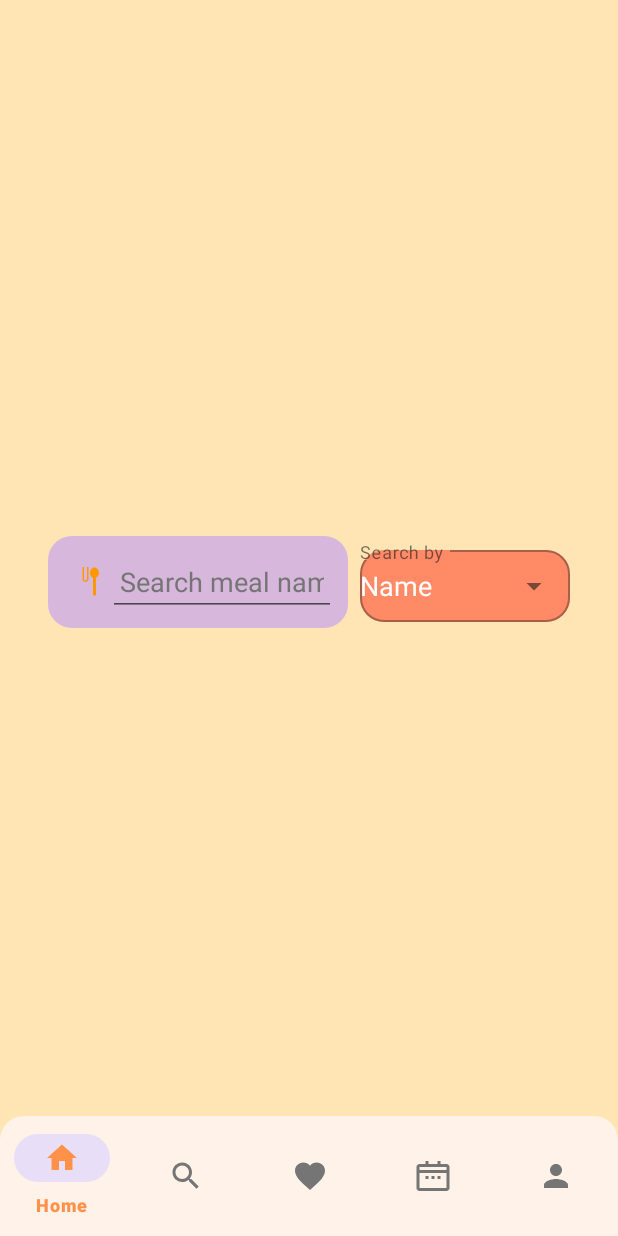
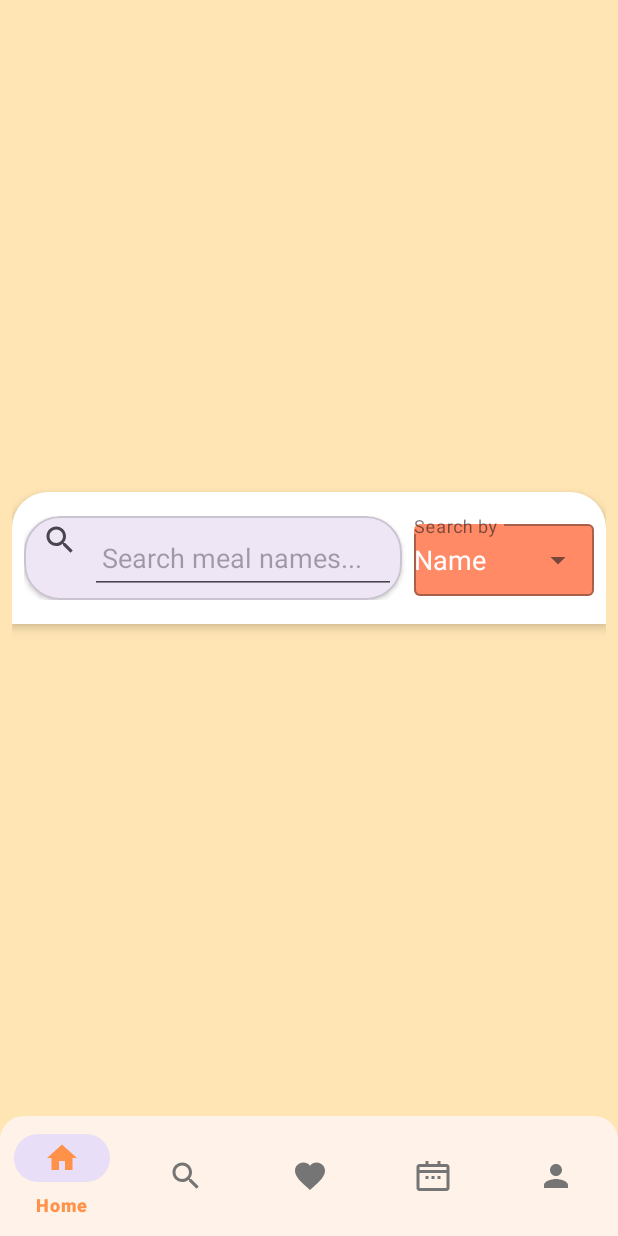
Before and after one commit to YasmeenYasser611/GustoGuru, an Android app: the fragment SearchFragment placed in its activity, on a phone screen of 412 x 824 dp. Run offline under Robolectric (Android 15) with nearby library versions, the light colour scheme and no system bars; our stand-ins replace Firebase (no records; nobody signed in at launch, a user with empty details on screens opened directly), Room's generated code; pictures from the network do not load; 1 statement that could not run was skipped.

Commit message:
search functionality improvments

```diff
--- a/app/src/main/java/com/example/gustoguru/features/search/view/SearchFragment.java
+++ b/app/src/main/java/com/example/gustoguru/features/search/view/SearchFragment.java
@@ -2,6 +2,7 @@ package com.example.gustoguru.features.search.view;
 
 import android.content.Context;
 import android.os.Bundle;
+import android.os.Handler;
 import android.text.Editable;
 import android.text.TextWatcher;
 import android.view.Gravity;
@@ -18,6 +19,7 @@ import android.widget.ImageButton;
 import android.widget.ImageView;
 import android.widget.LinearLayout;
 import android.widget.ProgressBar;
+import android.widget.TextView;
 import android.widget.Toast;
 
 import androidx.annotation.NonNull;
@@ -44,6 +46,7 @@ import com.google.android.material.textfield.TextInputEditText;
 import java.util.ArrayList;
 import java.util.List;
 
+
 public class SearchFragment extends Fragment implements SearchView {
     // Views
     private RecyclerView searchResultsRecyclerView;
@@ -54,10 +57,12 @@ public class SearchFragment extends Fragment implements SearchView {
     private ImageView searchIcon;
     private RecyclerView suggestionsRecyclerView;
     private MaterialAutoCompleteTextView searchMethodSpinner;
+    private TextView suggestionsTitle;
 
     // Adapters
     private SearchAdapter adapter;
     private SuggestionAdapter suggestionAdapter;
+
 
     // Presenter
     private SearchPresenter presenter;
@@ -104,6 +109,12 @@ public class SearchFragment extends Fragment implements SearchView {
         searchIcon = view.findViewById(R.id.searchIcon);
         suggestionsRecyclerView = view.findViewById(R.id.suggestionsRecyclerView);
         searchMethodSpinner = view.findViewById(R.id.searchMethodSpinner);
+
+        // Initialize suggestionsTitle safely
+        suggestionsTitle = view.findViewById(R.id.suggestionsTitle);
+        if (suggestionsTitle != null) {
+            suggestionsTitle.setVisibility(View.GONE);
+        }
 
         // Set initial state
         btnCloseSearch.setVisibility(View.GONE);
@@ -248,6 +259,9 @@ public class SearchFragment extends Fragment implements SearchView {
         params.gravity = Gravity.TOP;
         params.topMargin = getResources().getDimensionPixelSize(R.dimen.search_margin_top);
         searchContainer.setLayoutParams(params);
+        if (suggestionAdapter.getItemCount() > 0) {
+            suggestionsTitle.setVisibility(View.VISIBLE);
+        }
 
         showKeyboard();
     }
@@ -265,6 +279,8 @@ public class SearchFragment extends Fragment implements SearchView {
         FrameLayout.LayoutParams params = (FrameLayout.LayoutParams) searchContainer.getLayoutParams();
         params.topMargin = getResources().getDimensionPixelSize(R.dimen.search_margin_top);
         searchContainer.setLayoutParams(params);
+        suggestionsTitle.setVisibility(View.GONE);
+        suggestionAdapter.updateSuggestions(new ArrayList<>());
 
         hideKeyboard();
     }
@@ -319,6 +335,8 @@ public class SearchFragment extends Fragment implements SearchView {
     @Override
     public void showSearchResults(List<FilteredMeal> meals) {
         requireActivity().runOnUiThread(() -> {
+            suggestionsTitle.setVisibility(View.GONE); // Hide when showing results
+            suggestionsRecyclerView.setVisibility(View.GONE);
             if (meals == null || meals.isEmpty()) {
                 showError("No meals found");
             } else {
@@ -348,6 +366,9 @@ public class SearchFragment extends Fragment implements SearchView {
     @Override
     public void showSuggestions(List<String> suggestions) {
         requireActivity().runOnUiThread(() -> {
+            boolean hasSuggestions = suggestions != null && !suggestions.isEmpty();
+            suggestionsTitle.setVisibility(hasSuggestions ? View.VISIBLE : View.GONE);
+            suggestionsRecyclerView.setVisibility(hasSuggestions ? View.VISIBLE : View.GONE);
             suggestionAdapter.updateSuggestions(suggestions);
         });
     }
--- /dev/null
+++ b/app/src/main/res/drawable/bg_search_header.xml
@@ -0,0 +1,9 @@
+<?xml version="1.0" encoding="utf-8"?>
+<shape xmlns:android="http://schemas.android.com/apk/res/android">
+    <solid android:color="@color/white"/>
+    <corners
+        android:bottomLeftRadius="0dp"
+        android:bottomRightRadius="0dp"
+        android:topLeftRadius="24dp"
+        android:topRightRadius="24dp"/>
+</shape>
--- /dev/null
+++ b/app/src/main/res/drawable/bg_suggestions.xml
@@ -0,0 +1,8 @@
+<?xml version="1.0" encoding="utf-8"?>
+<shape xmlns:android="http://schemas.android.com/apk/res/android">
+    <solid android:color="#DDFFFFFF"/> <!-- Semi-transparent white -->
+    <corners android:radius="24dp"/>
+    <stroke
+        android:width="1dp"
+        android:color="#10000000"/> <!-- Very subtle border -->
+</shape>
--- a/app/src/main/res/layout/fragment_search.xml
+++ b/app/src/main/res/layout/fragment_search.xml
@@ -1,97 +1,93 @@
+<?xml version="1.0" encoding="utf-8"?>
 <FrameLayout xmlns:android="http://schemas.android.com/apk/res/android"
     xmlns:app="http://schemas.android.com/apk/res-auto"
     android:layout_width="match_parent"
     android:layout_height="match_parent"
     android:background="@color/soft_peach"
-    android:padding="16dp">
+    android:padding="8dp">
 
-    <!-- Results Grid -->
+    <!-- Results Grid (now shows immediately below search bar) -->
     <androidx.recyclerview.widget.RecyclerView
         android:id="@+id/searchResultsRecyclerView"
         android:layout_width="match_parent"
         android:layout_height="match_parent"
         android:clipToPadding="false"
-        android:paddingTop="160dp"
+        android:paddingTop="120dp"
+        android:paddingHorizontal="4dp"
         app:layoutManager="androidx.recyclerview.widget.GridLayoutManager"
         app:spanCount="2" />
 
-    <!-- Search Bar Container -->
-
-    <!-- Horizontal Suggestions -->
-
+    <!-- Search Header Container -->
     <LinearLayout
         android:id="@+id/searchContainer"
         android:layout_width="match_parent"
         android:layout_height="wrap_content"
         android:layout_gravity="top"
-
-        android:layout_marginTop="24dp"
-        android:background="@android:color/transparent"
-        android:clipToPadding="true"
-        android:elevation="8dp"
         android:orientation="vertical"
-        android:padding="16dp">
+        android:background="@drawable/bg_search_header"
+        android:elevation="4dp"
+        android:padding="8dp">
 
         <!-- Search Bar and Spinner -->
         <LinearLayout
             android:layout_width="match_parent"
             android:layout_height="wrap_content"
-            android:layout_marginBottom="8dp"
-            android:gravity="center_vertical"
-            android:orientation="horizontal">
+            android:orientation="horizontal"
+            android:paddingTop="8dp">
 
             <!-- Search Box -->
-            <LinearLayout
+            <com.google.android.material.card.MaterialCardView
                 android:layout_width="0dp"
                 android:layout_height="wrap_content"
                 android:layout_weight="1"
-                android:background="@drawable/bg_flat_input"
-                android:gravity="center_vertical"
+                app:cardCornerRadius="24dp"
+                app:cardElevation="2dp">
+
+                <LinearLayout
+                    android:layout_width="match_parent"
+                    android:layout_height="wrap_content"
                     android:orientation="horizontal"
-                android:padding="8dp">
+                    android:padding="4dp">
 
                     <ImageView
                         android:id="@+id/searchIcon"
                         android:layout_width="24dp"
                         android:layout_height="24dp"
                         android:layout_marginStart="8dp"
-                    android:src="@drawable/ic_search_emoji" />
+                        android:layout_marginEnd="8dp"
+                        android:src="@drawable/ic_search" />
 
                     <com.google.android.material.textfield.TextInputEditText
                         android:id="@+id/searchEditText"
                         android:layout_width="match_parent"
-                    android:layout_height="wrap_content"
+                        android:layout_height="48dp"
                         android:hint="Search meal names..."
                         android:imeOptions="actionSearch"
                         android:inputType="text"
                         android:paddingStart="8dp"
                         android:paddingEnd="8dp"
-                    android:singleLine="true"
-                    android:textColor="@color/gray_light"
-                    android:textColorHint="@color/gray" />
+                        android:singleLine="true" />
 
                     <ImageButton
                         android:id="@+id/btnCloseSearch"
                         android:layout_width="24dp"
                         android:layout_height="24dp"
+                        android:layout_marginStart="8dp"
                         android:layout_marginEnd="8dp"
                         android:background="?attr/selectableItemBackgroundBorderless"
-                    android:src="@drawable/ic_close_emoji"
+                        android:src="@drawable/ic_close"
                         android:visibility="gone" />
                 </LinearLayout>
+            </com.google.android.material.card.MaterialCardView>
 
             <!-- Method Dropdown -->
             <com.google.android.material.textfield.TextInputLayout
                 android:id="@+id/methodContainer"
                 style="@style/Widget.MaterialComponents.TextInputLayout.OutlinedBox"
-                android:layout_width="140dp"
+                android:layout_width="120dp"
                 android:layout_height="wrap_content"
                 android:layout_marginStart="8dp"
                 app:boxBackgroundColor="@color/fun_chip_color"
-                app:boxCornerRadiusBottomEnd="16dp"
-                app:boxCornerRadiusBottomStart="16dp"
-                app:boxCornerRadiusTopEnd="16dp"
-                app:boxCornerRadiusTopStart="16dp"
                 app:endIconMode="dropdown_menu">
 
                 <com.google.android.material.textfield.MaterialAutoCompleteTextView
@@ -104,35 +100,54 @@
             </com.google.android.material.textfield.TextInputLayout>
         </LinearLayout>
 
-        <!-- Filter Chips and Suggestions -->
+        <!-- Filter Chips -->
         <com.google.android.material.chip.ChipGroup
             android:id="@+id/filterGroup"
             android:layout_width="match_parent"
             android:layout_height="wrap_content"
-            android:layout_gravity="center_horizontal"
             android:layout_marginTop="8dp"
-            android:animationCache="false"
-            app:singleSelection="true" />
+            app:singleSelection="true"
+            app:singleLine="true" />
     </LinearLayout>
+
+    <!-- Suggestions Container (will disappear when results show) -->
+    <LinearLayout
+        android:id="@+id/suggestionsContainer"
+        android:layout_width="match_parent"
+        android:layout_height="wrap_content"
+        android:layout_gravity="top"
+        android:layout_marginTop="120dp"
+        android:orientation="vertical"
+        android:background="@android:color/transparent"
+        android:padding="8dp">
+
+        <TextView
+            android:id="@+id/suggestionsTitle"
+            android:layout_width="wrap_content"
+            android:layout_height="wrap_content"
+            android:text="Suggestions"
+            android:textColor="@color/deep_purple"
+            android:textSize="16sp"
+            android:textStyle="bold"
+            android:layout_marginStart="8dp"
+            android:layout_marginBottom="4dp"
+            android:visibility="gone"/>
 
         <androidx.recyclerview.widget.RecyclerView
             android:id="@+id/suggestionsRecyclerView"
             android:layout_width="match_parent"
             android:layout_height="wrap_content"
-        android:layout_marginTop="160dp"
-        android:layout_gravity="top"
-        android:paddingHorizontal="16dp"
-        android:orientation="horizontal"
+            android:paddingHorizontal="4dp"
             app:layoutManager="androidx.recyclerview.widget.LinearLayoutManager"
-        app:reverseLayout="false" />
+            android:orientation="horizontal"/>
+    </LinearLayout>
 
-    <!-- Fun ProgressBar -->
+    <!-- ProgressBar -->
     <ProgressBar
         android:id="@+id/progressBar"
         style="@style/Widget.AppCompat.ProgressBar"
         android:layout_width="64dp"
         android:layout_height="64dp"
         android:layout_gravity="center"
-        android:visibility="gone"
-        android:indeterminateTint="@color/fun_chip_color"/>
+        android:visibility="gone"/>
 </FrameLayout>
--- a/app/src/main/res/values/ids.xml
+++ b/app/src/main/res/values/ids.xml
@@ -1,4 +1,5 @@
 <?xml version="1.0" encoding="utf-8"?>
 <resources>
     <item name="searchResultsRecyclerView" type="id" />
+    <item name="Suggestions" type="id" />
 </resources>
```
Lines whose indentation alone changed are shown as unchanged.
